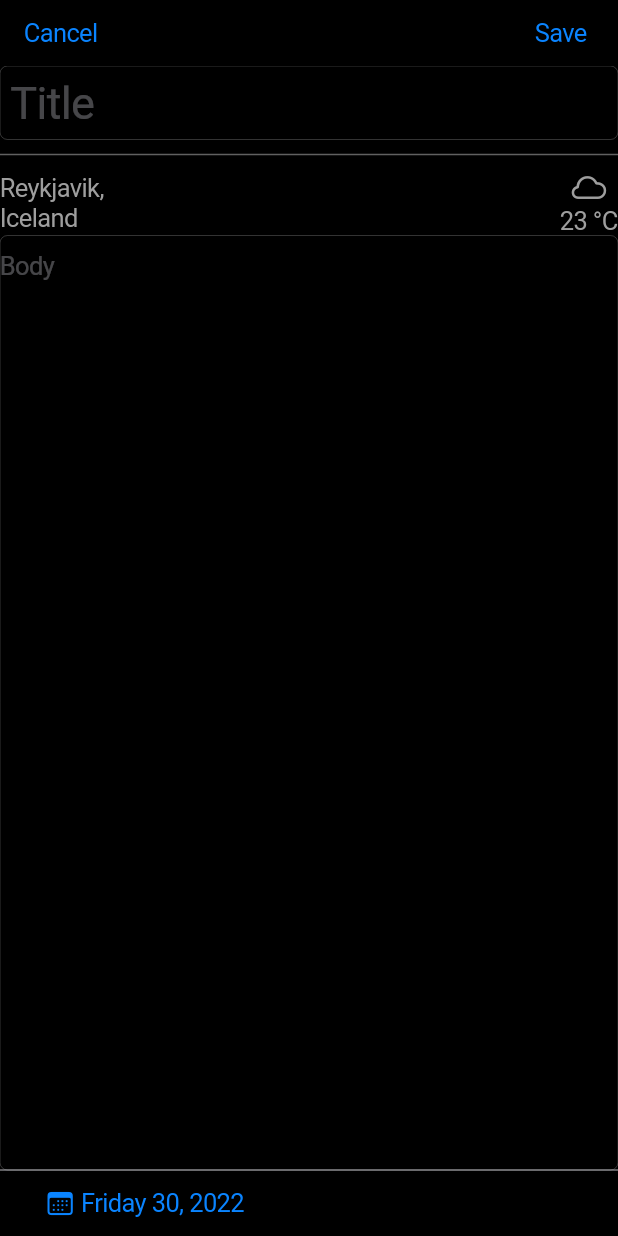
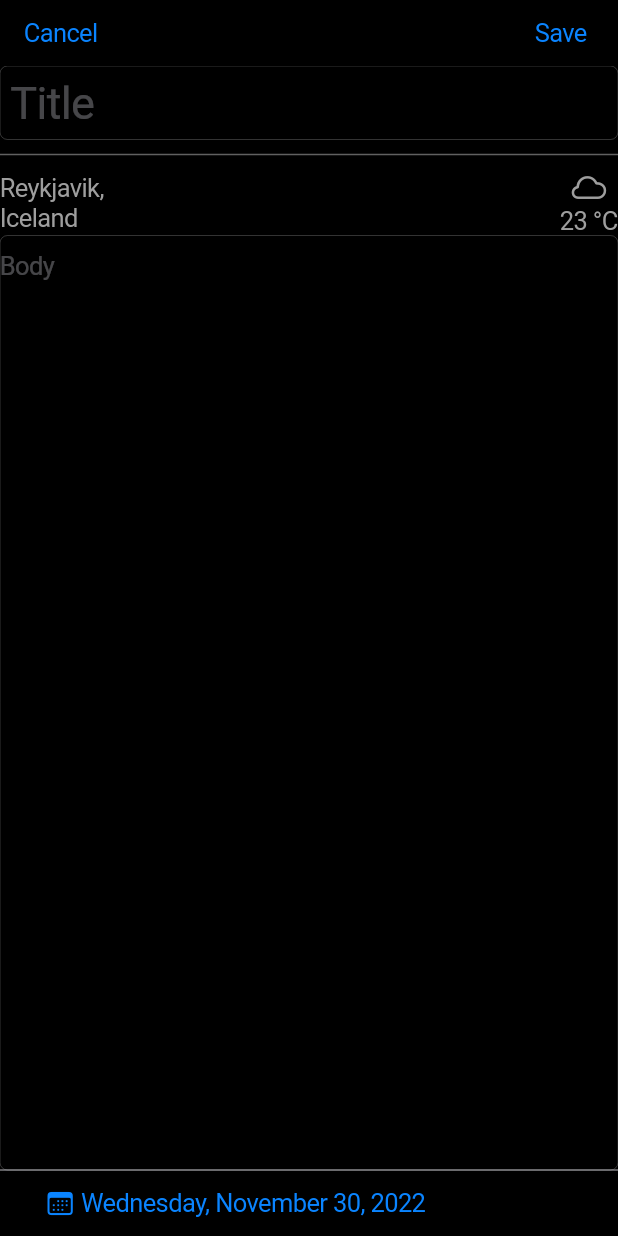
Before and after one commit to alanperezse/paper_rails, a Flutter app: the screen it shows after launch, after a tap on "FRI", on a phone screen of 412 x 824 dp. Run offline on Flutter 3.47's test engine with Material 2 defaults, Android fonts, the phone set to English and light mode, and no system bars; missing offline and left inert: cupertino_list_tile.

```diff
--- /dev/null
+++ b/lib/models/Entry.dart
@@ -0,0 +1,9 @@
+class Entry {
+  DateTime created_at;
+
+  Entry(this.created_at);
+
+  Entry clone() {
+    return Entry(created_at);
+  }
+}
--- a/lib/views/entry_screen.dart
+++ b/lib/views/entry_screen.dart
@@ -1,14 +1,50 @@
 import 'package:flutter/cupertino.dart';
 import 'package:flutter/material.dart';
+import 'package:intl/intl.dart';
+
+import '../models/Entry.dart';
 
 class EntryScreen extends StatefulWidget {
-  const EntryScreen({Key? key}): super(key: key);
+  late final Entry _tempEntry;
+
+  EntryScreen({super.key, required Entry entry}) {
+    // Initialize temp entry
+    _tempEntry = entry.clone();
+  }
 
   @override
   State<EntryScreen> createState() => _EntryScreen();
 }
 
 class _EntryScreen extends State<EntryScreen> {
+  void _selectDate() {
+    showCupertinoModalPopup<void>(
+      context: context,
+      builder: (BuildContext context) => Container(
+        height: 216,
+        padding: const EdgeInsets.only(top: 6.0),
+        // The Bottom margin is provided to align the popup above the system navigation bar.
+        margin: EdgeInsets.only(
+          bottom: MediaQuery.of(context).viewInsets.bottom,
+        ),
+        // Provide a background color for the popup.
+        color: CupertinoColors.systemBackground.resolveFrom(context),
+        // Use a SafeArea widget to avoid system overlaps.
+        child: SafeArea(
+          top: false,
+          child: CupertinoDatePicker(
+            initialDateTime: widget._tempEntry.created_at,
+            mode: CupertinoDatePickerMode.date,
+            onDateTimeChanged: (DateTime newDate) {
+              setState(() => widget._tempEntry.created_at = newDate);
+            },
+          )
+        ),
+      )
+    );
+
+  }
+
   Widget _bottomToolBar() {
     return SafeArea(
       top: false,
@@ -25,12 +61,14 @@ class _EntryScreen extends State<EntryScreen> {
               CupertinoButton(
                 padding: const EdgeInsets.symmetric(horizontal: 30),
                 child: Row(
-                  children: const [
-                    Icon(CupertinoIcons.calendar),
-                    Text(' Friday 30, 2022')
+                  children: [
+                    const Icon(CupertinoIcons.calendar),
+                    Text(
+                      ' ${DateFormat('yMMMMEEEEd').format(widget._tempEntry.created_at)}'
+                    )
                   ],
                 ),
-                onPressed: () {},
+                onPressed: () => _selectDate(),
               ),
             ],
           ),
--- a/lib/views/home_screen.dart
+++ b/lib/views/home_screen.dart
@@ -1,6 +1,7 @@
 import 'package:cupertino_list_tile/cupertino_list_tile.dart';
 import 'package:flutter/cupertino.dart';
 import 'package:flutter/material.dart';
+import 'package:paper_rails/models/Entry.dart';
 import 'package:paper_rails/views/entry_screen.dart';
 
 class HomeScreen extends StatelessWidget {
@@ -35,16 +36,11 @@ class HomeScreen extends StatelessWidget {
         '2:44PM • 3100 Sea Breeze • Cloudy',
         style: TextStyle(color: Colors.grey),
       ),
-      onTap: () => Navigator.push(
-        context,
-        CupertinoPageRoute(builder: (BuildContext builder) {
-          return EntryScreen();
-        })
-      ),
+      onTap: () => _editEntry(context)
     );
   }
 
-  Widget _bottomToolBar() {
+  Widget _bottomToolBar(BuildContext context) {
     return SafeArea(
       top: false,
       child: Container(
@@ -61,12 +57,34 @@ class HomeScreen extends StatelessWidget {
               CupertinoButton(
                 padding: const EdgeInsets.symmetric(horizontal: 30),
                 child: const Text('Add'),
-                onPressed: () {},
+                onPressed: () => _addEntry(context),
               ),
             ],
           ),
         ),
       )
+    );
+  }
+
+  void _editEntry(BuildContext context) {
+    Navigator.push(
+      context,
+      CupertinoPageRoute(builder: (BuildContext builder) {
+        var datetime = DateTime(2022, 11, 30);
+        var entry = Entry(datetime);
+        return EntryScreen(entry: entry);
+      })
+    );
+  }
+
+  void _addEntry(BuildContext context) {
+    Navigator.push(
+      context,
+      CupertinoPageRoute(builder: (BuildContext context) {
+        var datetime = DateTime(2022, 11, 30);
+        var entry = Entry(datetime);
+        return EntryScreen(entry: entry);
+      })
     );
   }
 
@@ -90,7 +108,7 @@ class HomeScreen extends StatelessWidget {
                       }
                     )
                   ),
-                  _bottomToolBar()
+                  _bottomToolBar(context)
                 ],
               ),
           )
--- a/pubspec.yaml
+++ b/pubspec.yaml
@@ -37,6 +37,8 @@ dependencies:
   # Use with the CupertinoIcons class for iOS style icons.
   cupertino_icons: ^1.0.2
   cupertino_list_tile: ^0.2.1
+  sqflite: ^2.2.0+3
+  intl: ^0.17.0
 
 dev_dependencies:
   flutter_test:
```
Also changed, not shown: pubspec.lock.
